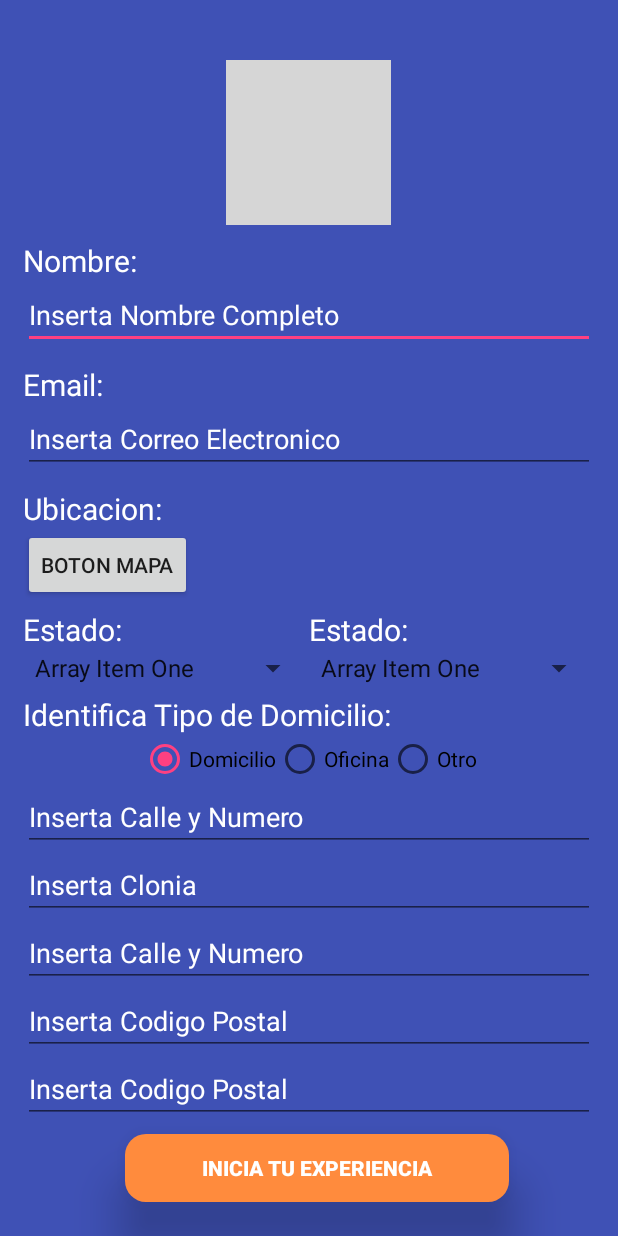
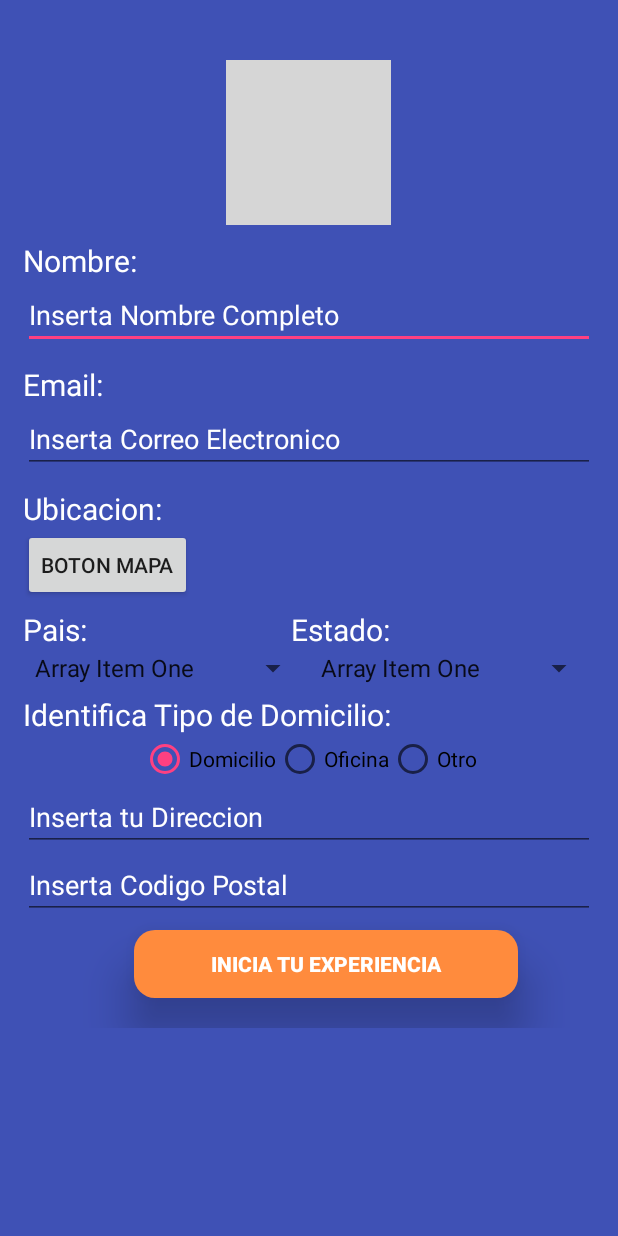
Before and after one commit to Nortenio-Kun/MR, an Android app: the Screen_Two_FrmApi screen opened directly, with no data from a screen before it, on a phone screen of 412 x 824 dp. Run offline under Robolectric (Android 15) with nearby library versions, the phone set to English and light mode, and no system bars; our stand-ins replace CircleImageView, Firebase (no records; nobody signed in at launch, a user with empty details on screens opened directly), Picasso; grey boxes are pictures that could not be loaded.

Commit message:
Commit : Cuatro

```diff
--- a/app/src/main/AndroidManifest.xml
+++ b/app/src/main/AndroidManifest.xml
@@ -19,15 +19,16 @@
             android:name=".Screen_Four_Menu"
             android:label="@string/title_activity_screen__four__menu"
             android:theme="@style/AppTheme.NoActionBar">
-            <intent-filter>
-                <action android:name="android.intent.action.MAIN" />
-
-                <category android:name="android.intent.category.LAUNCHER" />
-            </intent-filter>
         </activity>
         <activity android:name=".Screen_Three_Otp" />
         <activity android:name=".Screen_Two_FrmApi" />
-        <activity android:name=".Screen_One_LoginandRegister" />
+        <activity android:name=".Screen_One_LoginandRegister">
+        <intent-filter>
+            <action android:name="android.intent.action.MAIN" />
+
+            <category android:name="android.intent.category.LAUNCHER" />
+        </intent-filter>
+        </activity>
         <activity android:name=".Menu" />
         <activity android:name=".Register_Activity" />
         <activity android:name=".On_Boarding" />
--- a/app/src/main/java/com/arggos/merecomiendas/Screen_Two_FrmApi.java
+++ b/app/src/main/java/com/arggos/merecomiendas/Screen_Two_FrmApi.java
@@ -14,14 +14,19 @@ import android.widget.ImageView;
 import android.widget.Toast;
 
 import com.google.firebase.auth.FirebaseAuth;
+import com.google.firebase.database.DatabaseReference;
+import com.google.firebase.database.FirebaseDatabase;
 import com.squareup.picasso.Picasso;
+
+import java.util.HashMap;
+import java.util.Map;
 
 public class Screen_Two_FrmApi extends AppCompatActivity {
 
     //Variables generales de Firebase
     private FirebaseAuth mAuth;
     //Variables formulario
-    EditText name,correo;
+    EditText name,correo,direccion,cp;
     ImageView imagen;
     Button otp;
 
@@ -30,17 +35,30 @@ public class Screen_Two_FrmApi extends AppCompatActivity {
         super.onCreate(savedInstanceState);
         setContentView(R.layout.activity_frm_api);
 
+        mAuth = FirebaseAuth.getInstance();
+
         name = findViewById(R.id.Name);
         correo = findViewById(R.id.Correo);
         imagen = findViewById(R.id.ImgProfile);
+        direccion = findViewById(R.id.Direccion);
+        cp = findViewById(R.id.Cp);
         otp = findViewById(R.id.otp);
 
         otp.setOnClickListener(new View.OnClickListener() {
             @Override
             public void onClick(View v) {
-                Intent second = new Intent(Screen_Two_FrmApi.this, Screen_Three_Otp.class);
+                String user_id = mAuth.getCurrentUser().getUid();
+                DatabaseReference current_user_db = FirebaseDatabase.getInstance().getReference().child("Users").child("Costumers").child(user_id);
+                //current_user_db.setValue(true);
+                Map<String, Object> datosUsuario = new HashMap<>();
+                datosUsuario.put("Name",name.getText().toString());
+                datosUsuario.put("Email",correo.getText().toString());
+                datosUsuario.put("Direction",direccion.getText().toString());
+                datosUsuario.put("Cp",cp.getText().toString());
+                current_user_db.child("Pd").push().setValue(datosUsuario);
+                /*Intent second = new Intent(Screen_Two_FrmApi.this, Screen_Three_Otp.class);
                 startActivity(second);
-                finish();
+                finish();*/
             }
         });
 
--- a/app/src/main/res/layout/activity_frm_api.xml
+++ b/app/src/main/res/layout/activity_frm_api.xml
@@ -94,7 +94,7 @@
                     android:layout_marginTop="5dp"
                     android:textSize="20sp"
                     android:textColor="@color/colorWhite"
-                    android:text="Estado:"/>
+                    android:text="Pais:"/>
 
                 <TextView
                     android:layout_width="wrap_content"
@@ -171,56 +171,28 @@
             </RadioGroup>
 
             <EditText
-                android:id="@+id/Calley"
+                android:id="@+id/Direccion"
                 android:layout_width="match_parent"
                 android:layout_height="wrap_content"
                 android:layout_below="@id/Seis"
                 android:textColor="@color/colorWhite"
-                android:hint="Inserta Calle y Numero"
-                android:textColorHint="@color/colorWhite"/>
-            <EditText
-                android:id="@+id/Colonia"
-                android:layout_width="match_parent"
-                android:layout_height="wrap_content"
-                android:layout_below="@id/Calley"
-                android:textColor="@color/colorWhite"
-                android:hint="Inserta Clonia"
-                android:textColorHint="@color/colorWhite"/>
-            <EditText
-                android:id="@+id/NumeroInt"
-                android:layout_width="match_parent"
-                android:layout_height="wrap_content"
-                android:layout_below="@id/Colonia"
-                android:textColor="@color/colorWhite"
-                android:hint="Inserta Calle y Numero"
-                android:textColorHint="@color/colorWhite"/>
-            <EditText
-                android:id="@+id/Cp"
-                android:layout_width="match_parent"
-                android:layout_height="wrap_content"
-                android:layout_below="@id/Seis"
-                android:textColor="@color/colorWhite"
-                android:hint="Inserta Codigo Postal"
+                android:hint="Inserta tu Direccion"
                 android:textColorHint="@color/colorWhite"/>
 
             <EditText
-                android:id="@+id/Detalle"
+                android:id="@+id/Cp"
                 android:layout_width="match_parent"
                 android:layout_height="wrap_content"
                 android:layout_below="@id/Cp"
                 android:textColor="@color/colorWhite"
                 android:hint="Inserta Codigo Postal"
                 android:textColorHint="@color/colorWhite"/>
-
-        </LinearLayout>
-
-    </ScrollView>
-
             <Button
                 android:id="@+id/otp"
                 style="@style/Widget.AppCompat.Button.Borderless"
                 android:layout_width="256dp"
                 android:elevation="20dp"
+                android:layout_gravity="center"
                 android:layout_height="45dp"
                 android:layout_marginStart="83dp"
                 android:layout_marginTop="7dp"
@@ -230,7 +202,12 @@
                 android:text="Inicia tu experiencia"
                 android:textColor="#FFF"
                 android:textSize="14sp"
-        android:textStyle="bold"
-        android:layout_below="@+id/sc"/>
+                android:textStyle="bold"/>
+
+        </LinearLayout>
+
+
+    </ScrollView>
+
 
 </RelativeLayout>
```
Lines whose indentation alone changed are shown as unchanged.
